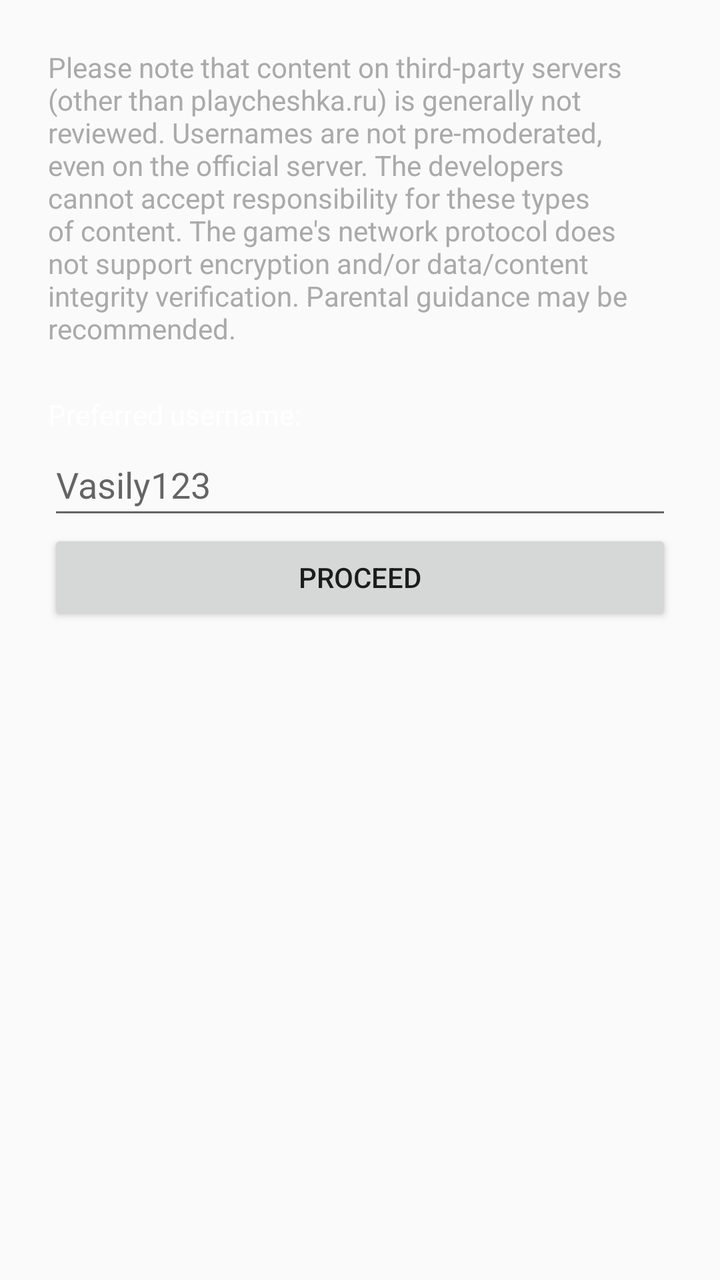
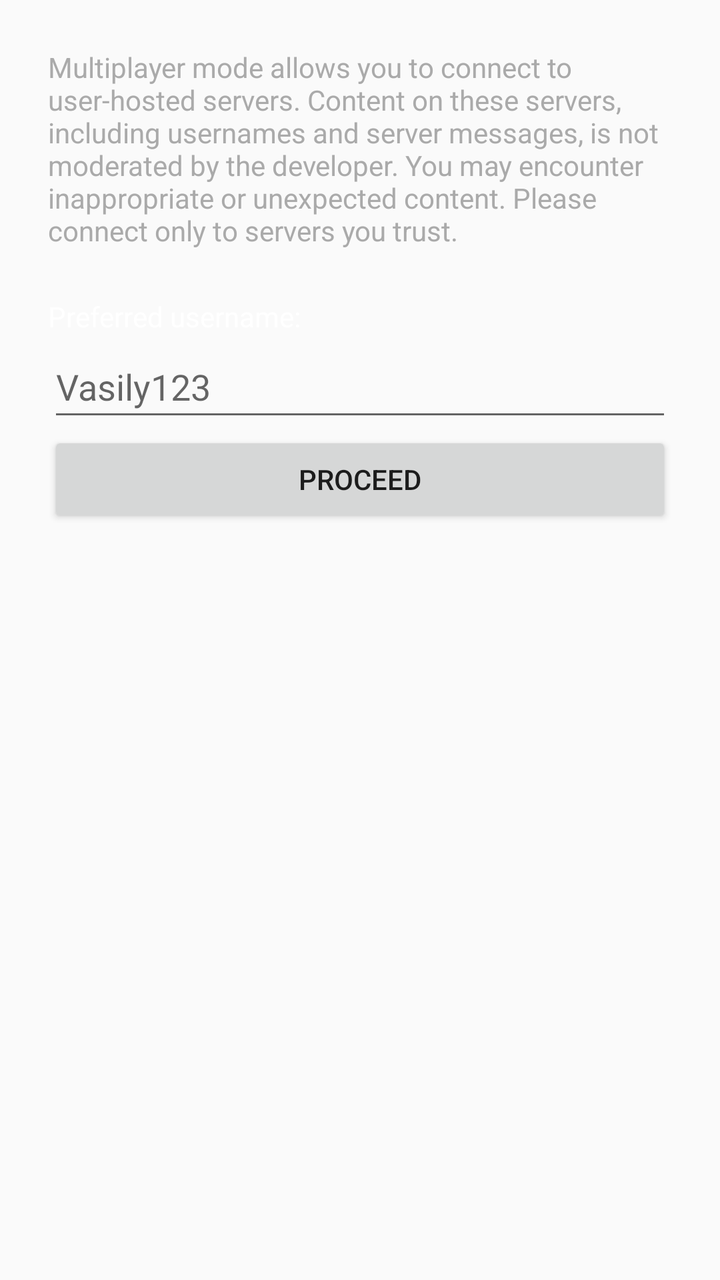

Screens rendered from an Android XML layout before and after an edit, with the pre-edit source and the edit as a unified diff.
<!-- AndroidManifest.xml: application theme Theme.Cheshka -->
<!-- res/layout/layout_multiplayer_options.xml -->
<?xml version="1.0" encoding="utf-8"?>
<ScrollView xmlns:android="http://schemas.android.com/apk/res/android"
    android:layout_width="match_parent"
    android:layout_height="match_parent">

    <LinearLayout
        android:layout_width="match_parent"
        android:layout_height="wrap_content"
        android:orientation="vertical"
        android:layout_margin="24dp">

        <TextView
            android:id="@+id/huawei_notification_text"
            android:layout_width="match_parent"
            android:layout_height="wrap_content"
            android:textColor="@color/grey"
            android:text="@string/huawei_notification_text"
            android:visibility="gone" />

        <TextView
            android:layout_width="match_parent"
            android:layout_height="wrap_content"
            android:textColor="@color/grey"
            android:text="@string/third_party_servers_warning_text"
            android:layout_marginBottom="24dp" />

        <TextView
            android:id="@+id/server_address_field_text"
            android:layout_width="match_parent"
            android:layout_height="wrap_content"
            android:labelFor="@id/server_address_field"
            android:textColor="@color/white"
            android:text="@string/server_address_text"
            android:visibility="gone" />

        <EditText
            android:id="@+id/server_address_field"
            android:layout_width="match_parent"
            android:layout_height="wrap_content"
            android:minHeight="48dp"
            android:autofillHints=""
            android:inputType="text"
            android:text="@string/server_address_example"
            android:hint="@string/server_address_example"
            android:visibility="gone" />

        <TextView
            android:id="@+id/server_port_field_text"
            android:layout_width="match_parent"
            android:layout_height="wrap_content"
            android:labelFor="@id/server_port_field"
            android:textColor="@color/white"
            android:text="@string/server_port_text"
            android:visibility="gone" />

        <EditText
            android:id="@+id/server_port_field"
            android:layout_width="match_parent"
            android:layout_height="wrap_content"
            android:minHeight="48dp"
            android:autofillHints=""
            android:inputType="number"
            android:text="@string/server_port_example"
            android:hint="@string/server_port_example"
            android:visibility="gone" />

        <TextView
            android:layout_width="match_parent"
            android:layout_height="wrap_content"
            android:labelFor="@id/server_port_field"
            android:textColor="@color/white"
            android:text="@string/username_text" />

        <EditText
            android:id="@+id/username_field"
            android:layout_width="match_parent"
            android:layout_height="wrap_content"
            android:minHeight="48dp"
            android:autofillHints="username"
            android:inputType="text"
            android:hint="@string/username_example" />

        <Button
            android:id="@+id/proceed_button"
            android:layout_width="match_parent"
            android:layout_height="wrap_content"
            android:text="@string/proceed_text" />
    </LinearLayout>
</ScrollView>
<!-- resources referenced by this layout -->
<resources>
  <color name="grey">#FFAAAAAA</color>
  <color name="white">#FFFFFFFF</color>
  <string name="huawei_notification_text">This game build is designed for HUAWEI AppGallery. Only official game server (playcheshka.ru) is supported. In order to be able to connect to third-party servers, please obtain the game from another official source (more at <a href="https://cheshka.deewend.com/">https://cheshka.deewend.com/</a>).</string>
  <string name="proceed_text">Proceed</string>
  <string name="server_address_example" translatable="false">playcheshka.ru</string>
  <string name="server_address_text">Server address:</string>
  <string name="server_port_example" translatable="false">23829</string>
  <string name="server_port_text">Server port:</string>
  <string name="third_party_servers_warning_text">Please note that content on third-party servers (other than playcheshka.ru) is generally not reviewed. Usernames are not pre-moderated, even on the official server. The developers cannot accept responsibility for these types of content. The game\'s network protocol does not support encryption and/or data/content integrity verification. Parental guidance may be recommended.</string>
  <string name="username_example" translatable="false">Vasily123</string>
  <string name="username_text">Preferred username:</string>
  <style name="Theme.Cheshka" parent="Theme.AppCompat.DayNight.NoActionBar" />
</resources>

<!-- the commit's change to res/layout/layout_multiplayer_options.xml (unified diff, before → after) -->
@@ -1,5 +1,6 @@
 <?xml version="1.0" encoding="utf-8"?>
 <ScrollView xmlns:android="http://schemas.android.com/apk/res/android"
+    xmlns:tools="http://schemas.android.com/tools"
     android:layout_width="match_parent"
     android:layout_height="match_parent">
 
@@ -60,9 +61,9 @@
             android:minHeight="48dp"
             android:autofillHints=""
             android:inputType="number"
-            android:text="@string/server_port_example"
-            android:hint="@string/server_port_example"
-            android:visibility="gone" />
+            android:hint=""
+            android:visibility="gone"
+            tools:ignore="LabelFor" />
 
         <TextView
             android:layout_width="match_parent"
<!-- resource entries referenced after the edit -->
@@ -2,13 +2,12 @@
 <resources>
   <color name="grey">#FFAAAAAA</color>
   <color name="white">#FFFFFFFF</color>
-  <string name="huawei_notification_text">This game build is designed for HUAWEI AppGallery. Only official game server (playcheshka.ru) is supported. In order to be able to connect to third-party servers, please obtain the game from another official source (more at <a href="https://cheshka.deewend.com/">https://cheshka.deewend.com/</a>).</string>
+  <string name="huawei_notification_text">This game build is designed for HUAWEI AppGallery. Only official game server is supported.</string>
   <string name="proceed_text">Proceed</string>
-  <string name="server_address_example" translatable="false">playcheshka.ru</string>
+  <string name="server_address_example" translatable="false">playcheshka.deewend.com</string>
   <string name="server_address_text">Server address:</string>
-  <string name="server_port_example" translatable="false">23829</string>
   <string name="server_port_text">Server port:</string>
-  <string name="third_party_servers_warning_text">Please note that content on third-party servers (other than playcheshka.ru) is generally not reviewed. Usernames are not pre-moderated, even on the official server. The developers cannot accept responsibility for these types of content. The game\'s network protocol does not support encryption and/or data/content integrity verification. Parental guidance may be recommended.</string>
+  <string name="third_party_servers_warning_text">Multiplayer mode allows you to connect to user-hosted servers. Content on these servers, including usernames and server messages, is not moderated by the developer. You may encounter inappropriate or unexpected content. Please connect only to servers you trust.</string>
   <string name="username_example" translatable="false">Vasily123</string>
   <string name="username_text">Preferred username:</string>
   <style name="Theme.Cheshka" parent="Theme.AppCompat.DayNight.NoActionBar" />
